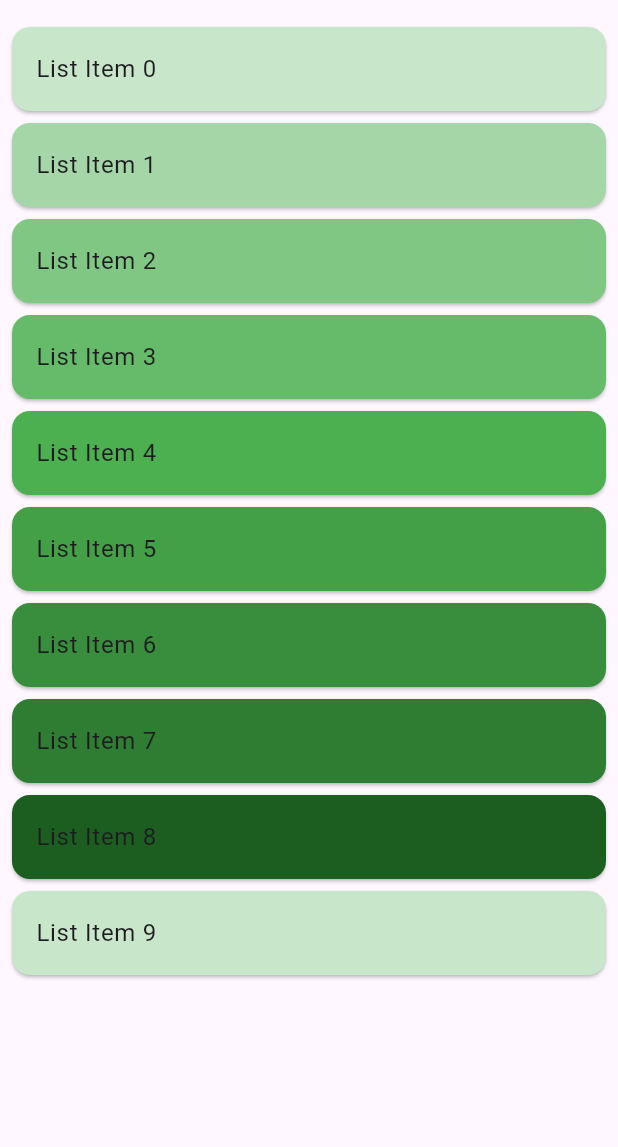
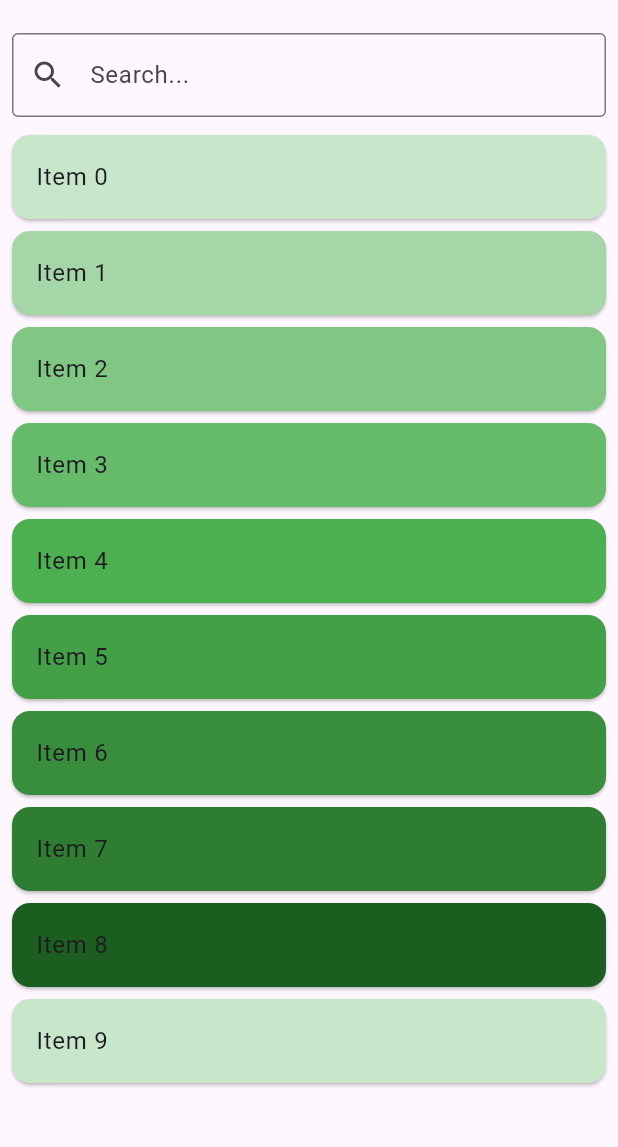
Before and after one commit to Pankaj-Suthar-25/flutter_responsive_list_grid, a Flutter app: the screen it shows after launch, on a phone screen of 412 x 824 dp, the part 63-1210 px from its top. Run offline on Flutter 3.47's test engine with Material 3 defaults, Android fonts, the phone set to English and light mode, and no system bars.

Commit message:
Provider Responsive List Grid

```diff
--- a/lib/main.dart
+++ b/lib/main.dart
@@ -1,4 +1,5 @@
 import 'package:flutter/material.dart';
+import 'package:provider/provider.dart';
 
 void main() {
   runApp(const MyApp());
@@ -19,7 +20,7 @@ class MyApp extends StatelessWidget {
           title: Text('Flutter Responsive List/Grid'),
         ),
         body: const Center(
-          child: ResponsiveListGrid(),
+          child: ProviderResponsiveListGrid(),
         ),
       ),
     );
@@ -55,7 +56,8 @@ class ResponsiveListGrid extends StatelessWidget {
             itemCount: 10,
             itemBuilder: (context, index) {
               return Card(
-                margin: const EdgeInsets.symmetric(vertical: 4.0, horizontal: 8.0),
+                margin:
+                    const EdgeInsets.symmetric(vertical: 4.0, horizontal: 8.0),
                 color: Colors.green[100 * (index % 9 + 1)],
                 child: ListTile(title: Text('List Item $index')),
               );
@@ -66,3 +68,118 @@ class ResponsiveListGrid extends StatelessWidget {
     );
   }
 }
+
+class ItemProvider with ChangeNotifier {
+  final List<String> _allItems = List.generate(20, (index) => 'Item $index');
+  List<String> _items = List.generate(10, (index) => 'Item $index');
+
+  List<String> get items => _items;
+
+  void refreshItems() {
+    _items = List.generate(10, (index) => 'Item ${index + 10}');
+    notifyListeners();
+  }
+
+  void filterItems(String query) {
+    _items = _allItems
+        .where((item) => item.toLowerCase().contains(query.toLowerCase()))
+        .toList();
+    notifyListeners();
+  }
+}
+
+class ProviderResponsiveListGrid extends StatelessWidget {
+  const ProviderResponsiveListGrid({super.key});
+
+  @override
+  Widget build(BuildContext context) {
+    return ChangeNotifierProvider(
+      create: (context) => ItemProvider(),
+      child: LayoutBuilder(builder: (context, constraints) {
+        return Column(
+          children: [
+            _buildSearchBar(context),
+            Expanded(
+              child: Consumer<ItemProvider>(
+                builder: (context, provider, child) {
+                  return RefreshIndicator(
+                    onRefresh: () async {
+                      provider.refreshItems();
+                    },
+                    child: constraints.maxWidth > 600
+                        ? _buildGridView(provider)
+                        : _buildListView(provider),
+                  );
+                },
+              ),
+            ),
+          ],
+        );
+      }),
+    );
+  }
+
+  Widget _buildSearchBar(BuildContext context) {
+    return Padding(
+      padding: const EdgeInsets.all(8.0),
+      child: TextField(
+        decoration: InputDecoration(
+          border: OutlineInputBorder(),
+          prefixIcon: const Icon(Icons.search),
+          hintText: 'Search...',
+        ),
+        onChanged: (value) {
+          Provider.of<ItemProvider>(context, listen: false).filterItems(value);
+        },
+      ),
+    );
+  }
+
+  Widget _buildGridView(ItemProvider provider) {
+    return GridView.builder(
+        gridDelegate: const SliverGridDelegateWithFixedCrossAxisCount(
+          crossAxisCount: 3,
+          crossAxisSpacing: 8.0,
+          mainAxisSpacing: 8.0,
+        ),
+        itemCount: provider.items.length,
+        itemBuilder: (context, index) {
+          return _buildItemCard(provider.items[index], index);
+        });
+  }
+
+  Widget _buildListView(ItemProvider provider) {
+    return ListView.builder(
+      itemCount: provider.items.length,
+      itemBuilder: (context, index) {
+        return _buildItemTile(provider.items[index], index);
+      },
+    );
+  }
+
+  Widget _buildItemCard(String item, int index) {
+    return Card(
+      elevation: 4.0,
+      shape: RoundedRectangleBorder(
+        borderRadius: BorderRadius.circular(10.0),
+      ),
+      color: Colors.blue[100 * (index % 9 + 1)],
+      child: Center(
+        child: Padding(
+          padding: const EdgeInsets.all(16.0),
+          child: Text(item, style: const TextStyle(fontSize: 18)),
+        ),
+      ),
+    );
+  }
+
+  Widget _buildItemTile(String item, int index) {
+    return Card(
+      margin: const EdgeInsets.symmetric(vertical: 4.0, horizontal: 8.0),
+      color: Colors.green[100 * (index % 9 + 1)],
+      child: ListTile(
+        title: Text(item),
+      ),
+    );
+  }
+}
--- a/pubspec.yaml
+++ b/pubspec.yaml
@@ -30,6 +30,8 @@ environment:
 dependencies:
   flutter:
     sdk: flutter
+
+  provider: ^6.1.5
 
   # The following adds the Cupertino Icons font to your application.
   # Use with the CupertinoIcons class for iOS style icons.
```
Also changed, not shown: pubspec.lock.
